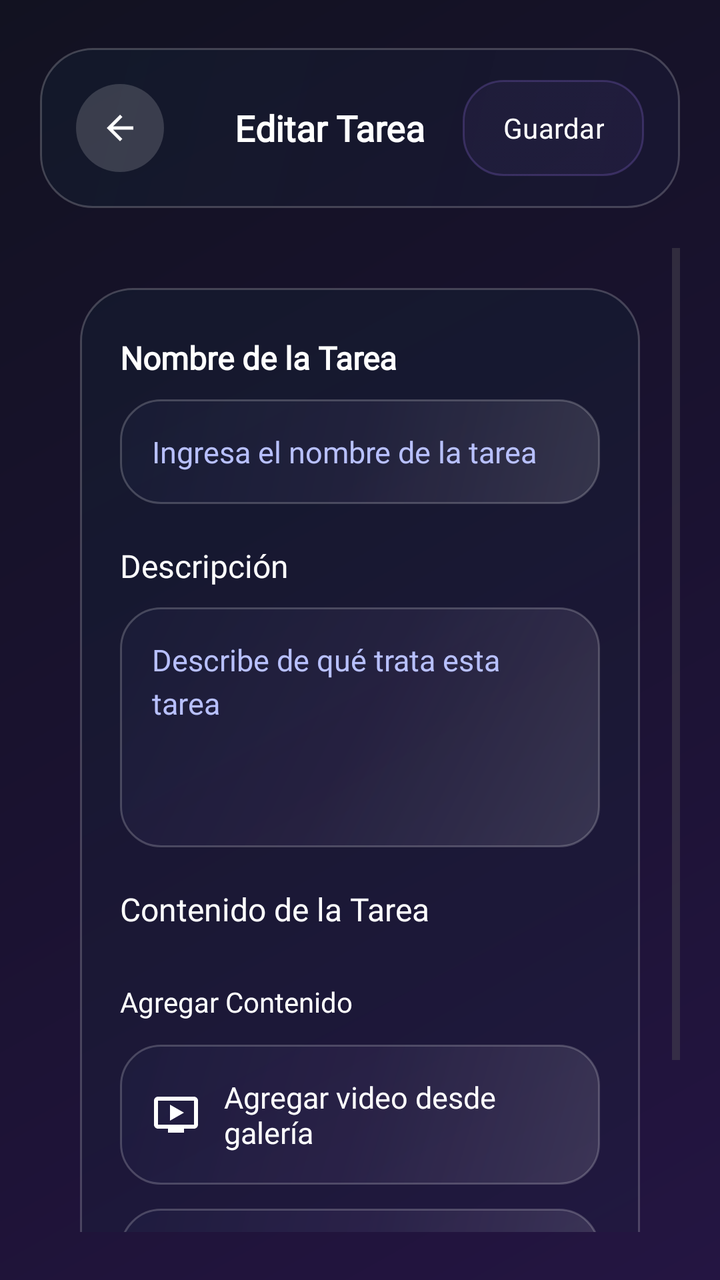
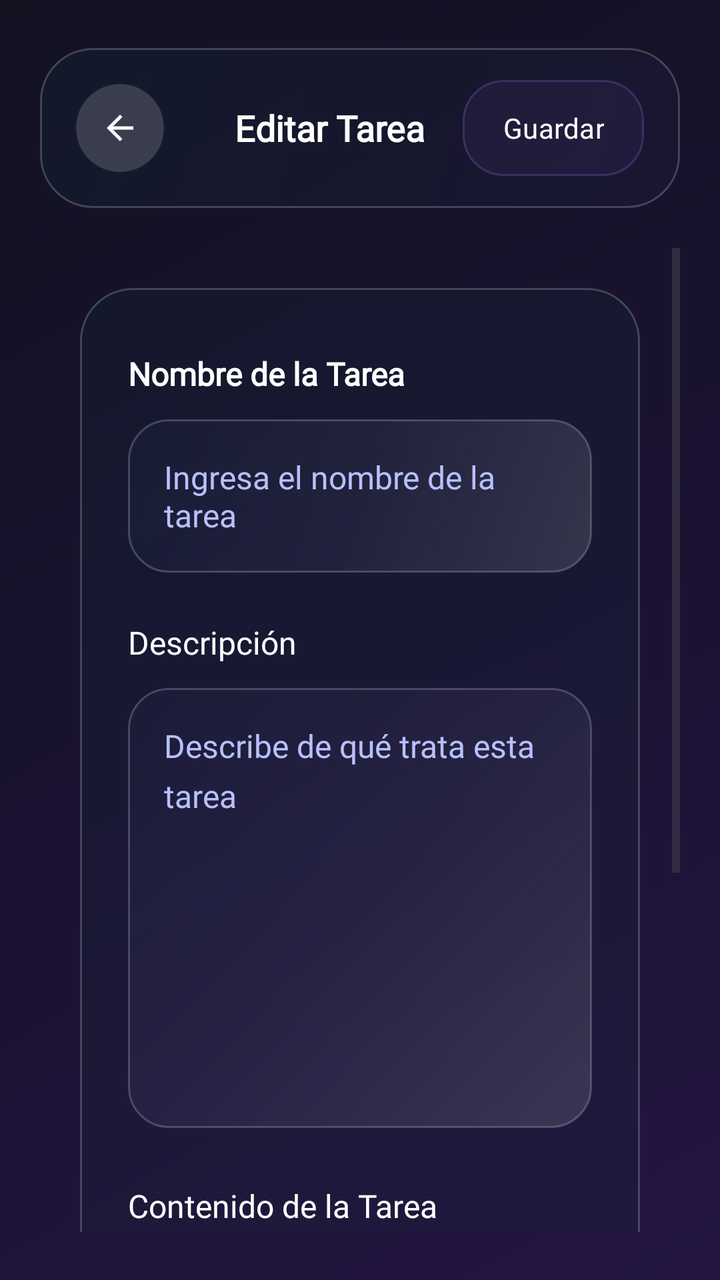

The first picture is an Android layout as it rendered before a commit; the second is the same layout after the commit. The layout source and the unified diff follow.
<!-- AndroidManifest.xml: application theme Theme.CourseV -->
<!-- res/layout/fragment_course_task.xml -->
<?xml version="1.0" encoding="utf-8"?>
<androidx.constraintlayout.widget.ConstraintLayout xmlns:android="http://schemas.android.com/apk/res/android"
    xmlns:app="http://schemas.android.com/apk/res-auto"
    xmlns:tools="http://schemas.android.com/tools"
    android:layout_width="match_parent"
    android:layout_height="match_parent"
    android:background="@drawable/bg_app_gradient"
    tools:context=".ui.CourseTaskFragment">

    
    <LinearLayout
        android:id="@+id/headerLayout"
        android:layout_width="0dp"
        android:layout_height="wrap_content"
        android:layout_marginStart="20dp"
        android:layout_marginEnd="20dp"
        android:layout_marginTop="24dp"
        android:background="@drawable/bg_surface_glass"
        android:elevation="8dp"
        android:gravity="center_vertical"
        android:orientation="horizontal"
        android:paddingStart="18dp"
        android:paddingTop="16dp"
        android:paddingEnd="18dp"
        android:paddingBottom="16dp"
        app:layout_constraintEnd_toEndOf="parent"
        app:layout_constraintStart_toStartOf="parent"
        app:layout_constraintTop_toTopOf="parent">

        <ImageButton
            android:id="@+id/backButton"
            android:layout_width="44dp"
            android:layout_height="44dp"
            android:background="@drawable/bg_nav_button"
            android:contentDescription="Regresar"
            android:padding="12dp"
            android:scaleType="centerInside"
            android:src="@drawable/ic_arrow_back"
            android:tint="#FFFFFF" />

        <TextView
            android:id="@+id/taskTitleTextView"
            android:layout_width="0dp"
            android:layout_height="wrap_content"
            android:layout_marginStart="16dp"
            android:layout_weight="1"
            android:gravity="center"
            android:text="Editar Tarea"
            android:textColor="#FFFFFF"
            android:textSize="18sp"
            android:textStyle="bold"
            android:fontFamily="@font/sf_pro_display_semibold" />

        <Button
            android:id="@+id/saveTaskButton"
            android:layout_width="wrap_content"
            android:layout_height="wrap_content"
            android:background="@drawable/bg_action_button_pill_outline"
            android:fontFamily="@font/sf_pro_display_semibold"
            android:paddingStart="20dp"
            android:paddingEnd="20dp"
            android:paddingTop="10dp"
            android:paddingBottom="10dp"
            android:text="Guardar"
            android:textAllCaps="false"
            android:textColor="#FFFFFF"
            android:textSize="14sp" />
    </LinearLayout>

    
    <ScrollView
        android:layout_width="0dp"
        android:layout_height="0dp"
        android:layout_marginStart="20dp"
        android:layout_marginEnd="20dp"
        android:layout_marginTop="20dp"
        android:layout_marginBottom="24dp"
        android:clipToPadding="false"
        android:fillViewport="true"
        app:layout_constraintBottom_toBottomOf="parent"
        app:layout_constraintEnd_toEndOf="parent"
        app:layout_constraintStart_toStartOf="parent"
        app:layout_constraintTop_toBottomOf="@id/headerLayout">

        <LinearLayout
            android:layout_width="match_parent"
            android:layout_height="wrap_content"
            android:orientation="vertical"
            android:paddingStart="20dp"
            android:paddingTop="20dp"
            android:paddingEnd="20dp"
            android:paddingBottom="32dp">

            <LinearLayout
                android:id="@+id/taskEditorCard"
                android:layout_width="match_parent"
                android:layout_height="wrap_content"
                android:orientation="vertical"
                android:background="@drawable/bg_surface_glass"
                android:paddingStart="20dp"
                android:paddingTop="24dp"
                android:paddingEnd="20dp"
                android:paddingBottom="28dp"
                android:animateLayoutChanges="true"
                android:elevation="6dp">

                <TextView
                    android:layout_width="wrap_content"
                    android:layout_height="wrap_content"
                    android:text="Nombre de la Tarea"
                    android:textColor="#FFFFFF"
                    android:textSize="16sp"
                    android:textStyle="bold"
                    android:fontFamily="@font/sf_pro_display_semibold" />

                <EditText
                    android:id="@+id/taskNameEditText"
                    android:layout_width="match_parent"
                    android:layout_height="wrap_content"
                    android:layout_marginTop="10dp"
                    android:background="@drawable/bg_input_glass"
                    android:fontFamily="@font/sf_pro_display_regular"
                    android:hint="Ingresa el nombre de la tarea"
                    android:padding="16dp"
                    android:textColor="#FFFFFF"
                    android:textColorHint="#B8C0FF"
                    android:textSize="15sp" />

                <TextView
                    android:layout_width="wrap_content"
                    android:layout_height="wrap_content"
                    android:layout_marginTop="20dp"
                    android:text="Descripción"
                    android:textColor="#FFFFFF"
                    android:textSize="16sp"
                    android:fontFamily="@font/sf_pro_display_semibold" />

                <EditText
                    android:id="@+id/taskDescriptionEditText"
                    android:layout_width="match_parent"
                    android:layout_height="120dp"
                    android:layout_marginTop="10dp"
                    android:background="@drawable/bg_input_glass"
                    android:fontFamily="@font/sf_pro_display_regular"
                    android:gravity="top"
                    android:hint="Describe de qué trata esta tarea"
                    android:inputType="textMultiLine"
                    android:padding="16dp"
                    android:textColor="#FFFFFF"
                    android:textColorHint="#B8C0FF"
                    android:textSize="15sp"
                    android:lineSpacingExtra="4dp" />

                <TextView
                    android:layout_width="wrap_content"
                    android:layout_height="wrap_content"
                    android:layout_marginTop="20dp"
                    android:text="Contenido de la Tarea"
                    android:textColor="#FFFFFF"
                    android:textSize="16sp"
                    android:fontFamily="@font/sf_pro_display_semibold" />

                <LinearLayout
                    android:id="@+id/contentContainer"
                    android:layout_width="match_parent"
                    android:layout_height="wrap_content"
                    android:layout_marginTop="10dp"
                    android:orientation="vertical" />

                <TextView
                    android:layout_width="wrap_content"
                    android:layout_height="wrap_content"
                    android:layout_marginTop="16dp"
                    android:text="Agregar Contenido"
                    android:textColor="#FFFFFF"
                    android:textSize="14sp"
                    android:fontFamily="@font/sf_pro_display_semibold" />

                <LinearLayout
                    android:id="@+id/addVideoButton"
                    android:layout_width="match_parent"
                    android:layout_height="wrap_content"
                    android:layout_marginTop="12dp"
                    android:background="@drawable/bg_input_glass"
                    android:clickable="true"
                    android:focusable="true"
                    android:gravity="center_vertical"
                    android:orientation="horizontal"
                    android:padding="16dp">

                    <ImageView
                        android:layout_width="24dp"
                        android:layout_height="24dp"
                        android:src="@drawable/ic_video"
                        android:tint="#FFFFFF" />

                    <TextView
                        android:layout_width="0dp"
                        android:layout_height="wrap_content"
                        android:layout_marginStart="12dp"
                        android:layout_weight="1"
                        android:text="Agregar video desde galería"
                        android:textColor="#FFFFFF"
                        android:textSize="15sp"
                        android:fontFamily="@font/sf_pro_display_regular" />
                </LinearLayout>

                <LinearLayout
                    android:id="@+id/addDocumentButton"
                    android:layout_width="match_parent"
                    android:layout_height="wrap_content"
                    android:layout_marginTop="12dp"
                    android:background="@drawable/bg_input_glass"
                    android:clickable="true"
                    android:focusable="true"
                    android:gravity="center_vertical"
                    android:orientation="horizontal"
                    android:padding="16dp">

                    <ImageView
                        android:layout_width="24dp"
                        android:layout_height="24dp"
                        android:src="@drawable/ic_document"
                        android:tint="#FFFFFF" />

                    <TextView
                        android:layout_width="0dp"
                        android:layout_height="wrap_content"
                        android:layout_marginStart="12dp"
                        android:layout_weight="1"
                        android:text="Agregar documento"
                        android:textColor="#FFFFFF"
                        android:textSize="15sp"
                        android:fontFamily="@font/sf_pro_display_regular" />
                </LinearLayout>

            </LinearLayout>
        </LinearLayout>
    </ScrollView>

</androidx.constraintlayout.widget.ConstraintLayout>
<!-- resources referenced by this layout -->
<resources>
  <!-- drawable bg_app_gradient (drawable) -->
  <?xml version="1.0" encoding="utf-8"?>
  <shape xmlns:android="http://schemas.android.com/apk/res/android" android:shape="rectangle">
      <gradient
          android:type="linear"
          android:startColor="#121221"
          android:centerColor="#1A1230"
          android:endColor="#241542"
          android:angle="315" />
  </shape>
  <!-- drawable bg_input_glass (drawable) -->
  <?xml version="1.0" encoding="utf-8"?>
  <shape xmlns:android="http://schemas.android.com/apk/res/android"
      android:shape="rectangle">
      <corners android:radius="20dp" />
      <gradient
          android:type="linear"
          android:angle="135"
          android:startColor="#1FFFFFFF"
          android:centerColor="#0FD0B2FF"
          android:endColor="#122C3D80" />
      <stroke
          android:width="1dp"
          android:color="#33FFFFFF" />
      <padding
          android:left="4dp"
          android:top="2dp"
          android:right="4dp"
          android:bottom="2dp" />
  </shape>
  <!-- drawable bg_nav_button (drawable) -->
  <?xml version="1.0" encoding="utf-8"?>
  <selector xmlns:android="http://schemas.android.com/apk/res/android">
      <item android:state_pressed="true">
          <shape android:shape="rectangle">
              <solid android:color="#66FFFFFF" />
              <corners android:radius="24dp" />
          </shape>
      </item>
      <item android:state_focused="true">
          <shape android:shape="rectangle">
              <solid android:color="#4CFFFFFF" />
              <corners android:radius="24dp" />
          </shape>
      </item>
      <item>
          <shape android:shape="rectangle">
              <solid android:color="#29FFFFFF" />
              <corners android:radius="24dp" />
          </shape>
      </item>
  </selector>
  <!-- drawable bg_surface_glass (drawable) -->
  <?xml version="1.0" encoding="utf-8"?>
  <shape xmlns:android="http://schemas.android.com/apk/res/android"
      android:shape="rectangle">
      <gradient
          android:startColor="#4C1C1E3F"
          android:endColor="#66122132"
          android:angle="135" />
      <corners android:radius="26dp" />
      <stroke
          android:width="1dp"
          android:color="#33FFFFFF" />
  </shape>
  <!-- drawable ic_arrow_back (drawable) -->
  <vector xmlns:android="http://schemas.android.com/apk/res/android"
      android:width="24dp"
      android:height="24dp"
      android:viewportWidth="24.0"
      android:viewportHeight="24.0"
      android:tint="?attr/colorControlNormal">  
      <path
          android:fillColor="@android:color/white"
          android:pathData="M20,11H7.83l5.59,-5.59L12,4l-8,8 8,8 1.41,-1.41L7.83,13H20v-2z"/>
  </vector>
  <!-- drawable ic_document (drawable) -->
  <vector xmlns:android="http://schemas.android.com/apk/res/android"
      android:width="24dp"
      android:height="24dp"
      android:viewportWidth="24.0"
      android:viewportHeight="24.0"
      android:tint="?attr/colorControlNormal">
      <path
          android:fillColor="@android:color/white"
          android:pathData="M14,2L6,2c-1.1,0 -1.99,0.9 -1.99,2L4,20c0,1.1 0.89,2 1.99,2L18,22c1.1,0 2,-0.9 2,-2L20,8l-6,-6zM16,18L8,18v-2h8v2zM16,14L8,14v-2h8v2zM13,9L13,3.5L18.5,9L13,9z"/>
  </vector>
  <!-- drawable ic_video (drawable) -->
  <vector xmlns:android="http://schemas.android.com/apk/res/android"
      android:width="24dp"
      android:height="24dp"
      android:viewportWidth="24"
      android:viewportHeight="24">
      <path
          android:fillColor="#FFFFFF"
          android:pathData="M21,3L3,3c-1.11,0 -2,0.89 -2,2v12c0,1.1 0.89,2 2,2h5v2h8v-2h5c1.1,0 1.99,-0.9 1.99,-2L23,5c0,-1.11 -0.9,-2 -2,-2zM21,17L3,17L3,5h18v12zM16,11l-7,4L9,7z"/>
  </vector>
  <style name="Theme.CourseV" parent="Base.Theme.CourseV" />
  <style name="Base.Theme.CourseV" parent="Theme.Material3.DayNight.NoActionBar">
          
          
      </style>
  <!-- unchanged entries left out for length: 1 -->
</resources>

<!-- the commit's change to res/layout/fragment_course_task.xml (unified diff, before → after) -->
@@ -97,10 +97,11 @@
                 android:layout_height="wrap_content"
                 android:orientation="vertical"
                 android:background="@drawable/bg_surface_glass"
-                android:paddingStart="20dp"
-                android:paddingTop="24dp"
-                android:paddingEnd="20dp"
-                android:paddingBottom="28dp"
+                android:paddingStart="24dp"
+                android:paddingTop="32dp"
+                android:paddingEnd="24dp"
+                android:paddingBottom="48dp"
+                android:minHeight="600dp"
                 android:animateLayoutChanges="true"
                 android:elevation="6dp">
 
@@ -117,19 +118,19 @@
                     android:id="@+id/taskNameEditText"
                     android:layout_width="match_parent"
                     android:layout_height="wrap_content"
-                    android:layout_marginTop="10dp"
+                    android:layout_marginTop="12dp"
                     android:background="@drawable/bg_input_glass"
                     android:fontFamily="@font/sf_pro_display_regular"
                     android:hint="Ingresa el nombre de la tarea"
-                    android:padding="16dp"
+                    android:padding="18dp"
                     android:textColor="#FFFFFF"
                     android:textColorHint="#B8C0FF"
-                    android:textSize="15sp" />
-
-                <TextView
-                    android:layout_width="wrap_content"
-                    android:layout_height="wrap_content"
-                    android:layout_marginTop="20dp"
+                    android:textSize="16sp" />
+
+                <TextView
+                    android:layout_width="wrap_content"
+                    android:layout_height="wrap_content"
+                    android:layout_marginTop="24dp"
                     android:text="Descripción"
                     android:textColor="#FFFFFF"
                     android:textSize="16sp"
@@ -138,23 +139,23 @@
                 <EditText
                     android:id="@+id/taskDescriptionEditText"
                     android:layout_width="match_parent"
-                    android:layout_height="120dp"
-                    android:layout_marginTop="10dp"
+                    android:layout_height="220dp"
+                    android:layout_marginTop="12dp"
                     android:background="@drawable/bg_input_glass"
                     android:fontFamily="@font/sf_pro_display_regular"
                     android:gravity="top"
                     android:hint="Describe de qué trata esta tarea"
                     android:inputType="textMultiLine"
-                    android:padding="16dp"
+                    android:padding="18dp"
                     android:textColor="#FFFFFF"
                     android:textColorHint="#B8C0FF"
-                    android:textSize="15sp"
-                    android:lineSpacingExtra="4dp" />
-
-                <TextView
-                    android:layout_width="wrap_content"
-                    android:layout_height="wrap_content"
-                    android:layout_marginTop="20dp"
+                    android:textSize="16sp"
+                    android:lineSpacingExtra="6dp" />
+
+                <TextView
+                    android:layout_width="wrap_content"
+                    android:layout_height="wrap_content"
+                    android:layout_marginTop="28dp"
                     android:text="Contenido de la Tarea"
                     android:textColor="#FFFFFF"
                     android:textSize="16sp"
@@ -164,13 +165,13 @@
                     android:id="@+id/contentContainer"
                     android:layout_width="match_parent"
                     android:layout_height="wrap_content"
-                    android:layout_marginTop="10dp"
+                    android:layout_marginTop="12dp"
                     android:orientation="vertical" />
 
                 <TextView
                     android:layout_width="wrap_content"
                     android:layout_height="wrap_content"
-                    android:layout_marginTop="16dp"
+                    android:layout_marginTop="24dp"
                     android:text="Agregar Contenido"
                     android:textColor="#FFFFFF"
                     android:textSize="14sp"
